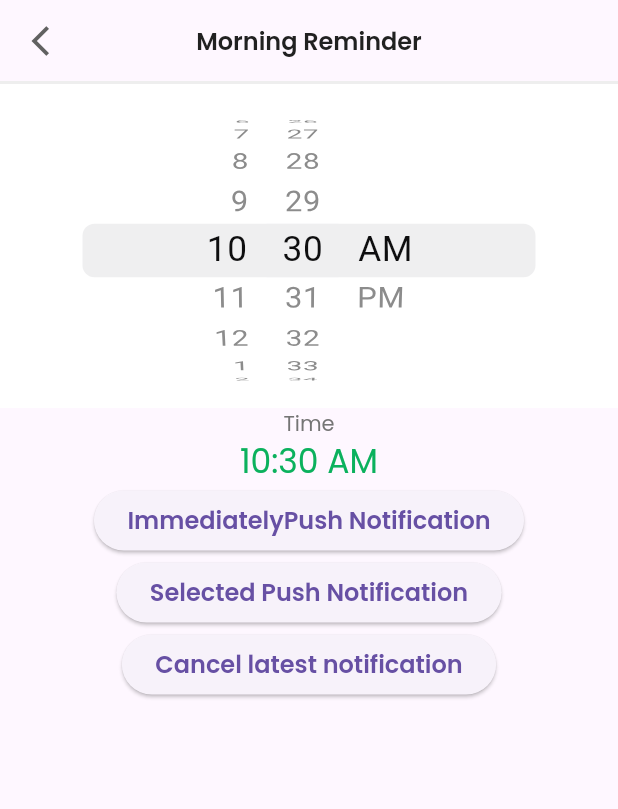
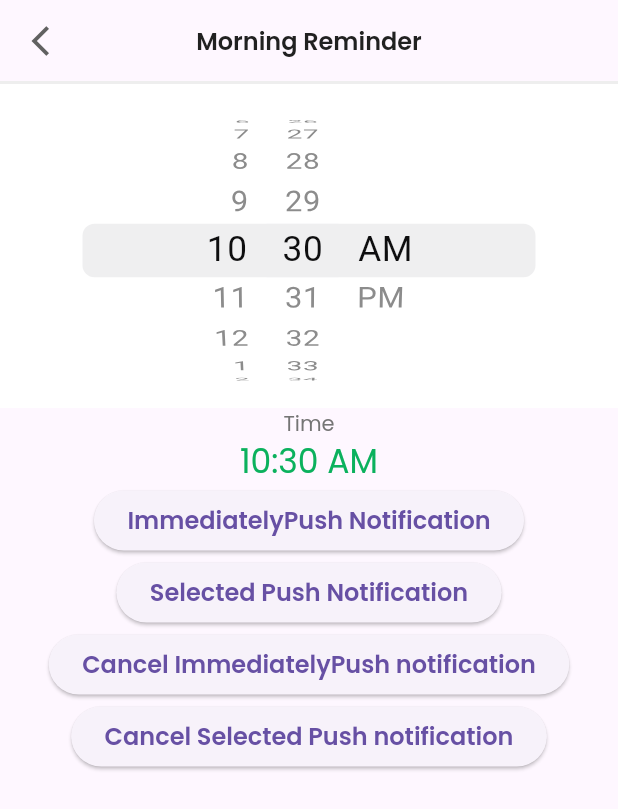
Before and after one commit to kwakdeung/lymphowear_remote_app, a Flutter app: the Reminder screen opened directly, after a tap on "ImmediatelyPush Notification", on a phone screen of 412 x 824 dp. Shown: the top 809 px of the screen. Run offline on Flutter 3.47's test engine with Material 2 defaults, Android fonts, the phone set to English and light mode, and no system bars; our stand-ins replace flutter_local_notifications, flutter_native_timezone, flutter_svg, lottie, rxdart, timezone.

Commit message:
reminder.dart 정리
*123~ 133, 148~152 제거
*125 라인: 변수에서 상수 0로 처리
*134 라인: 변수에서 상수 1로 처리
*147 라인: ImmediatelyPush Notification 단추 취소 기능
*150 라인: Selected Push Notification 단추 취소 기능 -> 201 라인 버튼 추가

```diff
--- a/lib/pages/reminder/reminder.dart
+++ b/lib/pages/reminder/reminder.dart
@@ -120,19 +120,9 @@ class _ReminderBodyState extends State<ReminderBody> {
   }
 
   Future<void> _showNotification() async {
-    const AndroidNotificationDetails androidNotificationDetails =
-        AndroidNotificationDetails(
-      'your channel id',
-      'your channel name',
-      channelDescription: 'your channel description',
-      importance: Importance.max,
-      priority: Priority.high,
-      ticker: 'ticker',
-    );
-    const NotificationDetails notificationDetails =
-        NotificationDetails(android: androidNotificationDetails);
+    const NotificationDetails notificationDetails = NotificationDetails();
     await flutterLocalNotificationsPlugin.show(
-      id++,
+      0,
       alarmTime(),
       widget.title,
       notificationDetails,
@@ -141,15 +131,11 @@ class _ReminderBodyState extends State<ReminderBody> {
 
   Future<void> _scheduleDailyTenAMNotification() async {
     await flutterLocalNotificationsPlugin.zonedSchedule(
-      0,
+      1,
       alarmTime(),
       widget.title,
       _selectNotification(),
-      const NotificationDetails(
-        android: AndroidNotificationDetails(
-            'daily notification channel id', 'daily notification channel name',
-            channelDescription: 'daily notification description'),
-      ),
+      const NotificationDetails(),
       androidAllowWhileIdle: true,
       uiLocalNotificationDateInterpretation:
           UILocalNotificationDateInterpretation.absoluteTime,
@@ -158,7 +144,11 @@ class _ReminderBodyState extends State<ReminderBody> {
   }
 
   Future<void> _cancelNotification() async {
-    await flutterLocalNotificationsPlugin.cancel(--id);
+    await flutterLocalNotificationsPlugin.cancel(0);
+  }
+
+  Future<void> _cancelSelectedPushNotification() async {
+    await flutterLocalNotificationsPlugin.cancel(1);
   }
 
   tz.TZDateTime _selectNotification() {
@@ -203,9 +193,15 @@ class _ReminderBodyState extends State<ReminderBody> {
             },
           ),
           ElevatedButton(
-            child: const Text('Cancel latest notification'),
+            child: const Text('Cancel ImmediatelyPush notification'),
             onPressed: () async {
               await _cancelNotification();
+            },
+          ),
+          ElevatedButton(
+            child: const Text('Cancel Selected Push notification'),
+            onPressed: () async {
+              await _cancelSelectedPushNotification();
             },
           ),
         ],
```
